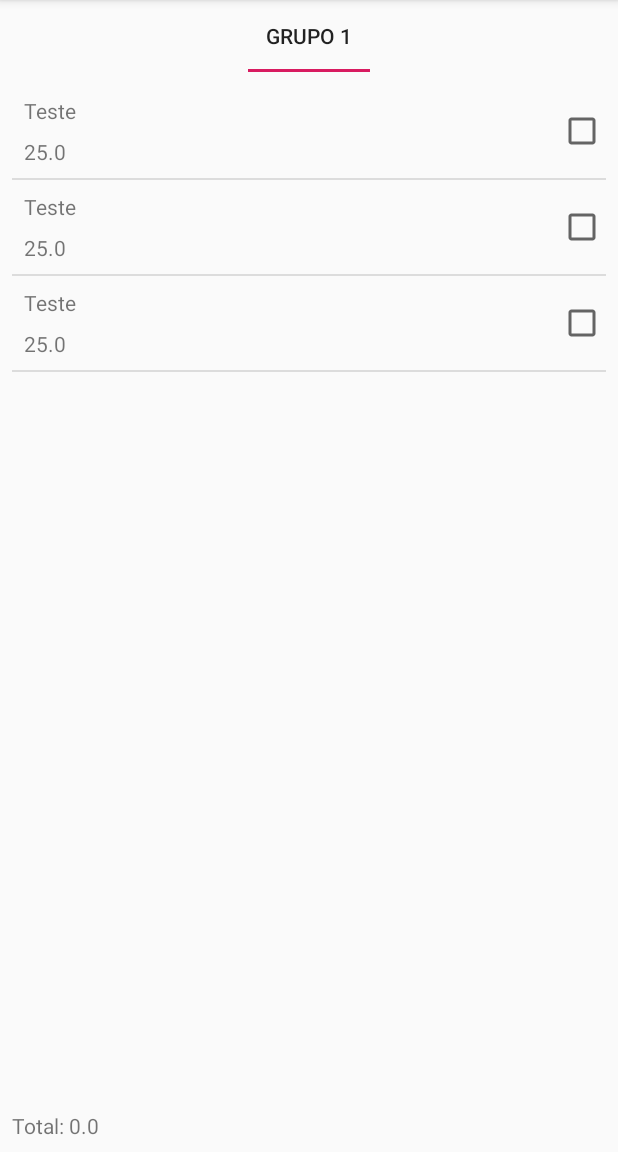
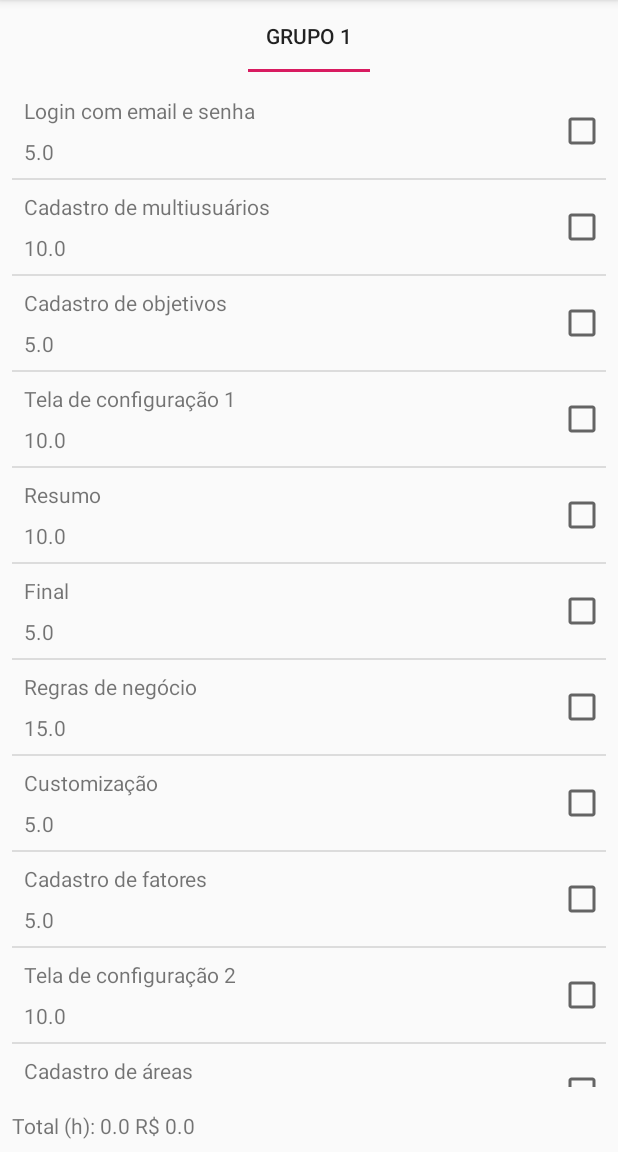
Before and after one commit to raphaelframos/freela, an Android app: the NewFreelaActivity screen opened directly, with no data from a screen before it, on a phone screen of 412 x 824 dp, the part 84-1236 px from its top. Run offline under Robolectric (Android 15) with nearby library versions, the phone set to English and light mode, and no system bars; our stand-ins replace Room's generated code.

Commit message:
incluindo firebase no projeto

```diff
--- a/app/build.gradle
+++ b/app/build.gradle
@@ -2,6 +2,7 @@ apply plugin: 'com.android.application'
 apply plugin: 'kotlin-kapt'
 apply plugin: 'kotlin-android'
 apply plugin: 'kotlin-android-extensions'
+apply plugin: 'com.google.gms.google-services'
 
 android {
     compileSdkVersion 28
@@ -46,5 +47,8 @@ dependencies {
     implementation 'androidx.navigation:navigation-fragment-ktx:2.1.0'
     implementation 'androidx.navigation:navigation-ui-ktx:2.1.0'
     implementation "androidx.room:room-runtime:$room_version"
+    implementation 'com.google.firebase:firebase-firestore:21.1.1'
+    implementation 'com.google.firebase:firebase-auth:19.0.0'
+    implementation 'com.google.android.gms:play-services-auth:17.0.0'
     kapt "android.arch.persistence.room:compiler:$room_version"
 }
--- a/app/src/main/java/com/powellapps/freela/MainActivity.kt
+++ b/app/src/main/java/com/powellapps/freela/MainActivity.kt
@@ -25,6 +25,6 @@ class MainActivity : AppCompatActivity() {
         setupActionBarWithNavController(navController, appBarConfiguration)
         navView.setupWithNavController(navController)
 
-        startActivity(Intent(this, NewFunctionalityActivity::class.java))
+        //startActivity(Intent(this, NewFreelaActivity::class.java))
     }
 }
--- a/app/src/main/java/com/powellapps/freela/NewFreelaActivity.kt
+++ b/app/src/main/java/com/powellapps/freela/NewFreelaActivity.kt
@@ -21,11 +21,48 @@ class NewFreelaActivity : AppCompatActivity(), FunctionalityAdapter.ActiveFuncti
         list.layoutManager = LinearLayoutManager(this)
         list.adapter = adapter
         list.addItemDecoration(DividerItemDecoration(this, DividerItemDecoration.VERTICAL))
-        val f = Functionality("Teste", 25.0)
+
         var functions = ArrayList<Functionality>()
+        /*
+        val f = Functionality("Login com email e senha", 1.0)
+        val f1 = Functionality("Tela de configuração", 10.0)
+        val f2 = Functionality("Tela de configuração 2", 10.0)
+        val f3 = Functionality("Tela de configuração 3", 10.0)
+        val f4 = Functionality("Resumo", 5.0)
+        val f5 = Functionality("Final", 5.0)
+        val f6 = Functionality("Regras de negócio", 10.0)
+        val f7 = Functionality("Customização", 5.0)
+
+        */
+        val f = Functionality("Login com email e senha", 5.0)
+        val f1 = Functionality("Cadastro de multiusuários", 10.0)
+        val f2 = Functionality("Cadastro de objetivos", 5.0)
+        val f3 = Functionality("Tela de configuração 1", 10.0)
+        val f8 = Functionality("Cadastro de fatores", 5.0)
+        val f9 = Functionality("Tela de configuração 2", 10.0)
+        val f10 = Functionality("Cadastro de áreas", 5.0)
+        val f12 = Functionality("Tela de configuração 3", 10.0)
+        val f11 = Functionality("Cadastro de donos do risco", 5.0)
+        val f4 = Functionality("Resumo", 10.0)
+        val f5 = Functionality("Final", 5.0)
+        val f6 = Functionality("Regras de negócio", 15.0)
+        val f7 = Functionality("Customização", 5.0)
+
         functions.add(f)
-        functions.add(f)
-        functions.add(f)
+        functions.add(f1)
+        functions.add(f2)
+        functions.add(f3)
+        functions.add(f4)
+        functions.add(f5)
+        functions.add(f6)
+        functions.add(f7)
+        functions.add(f8)
+        functions.add(f9)
+        functions.add(f10)
+        functions.add(f11)
+        functions.add(f12)
+
+
         adapter.update(functions)
         adapter.callbackActive = this
         showSum()
@@ -42,6 +79,6 @@ class NewFreelaActivity : AppCompatActivity(), FunctionalityAdapter.ActiveFuncti
     }
 
     private fun showSum() {
-        textView_sum.text = "Total: " + sum
+        textView_sum.text = "Total (h): " + sum + " R$ " + (sum*150)
     }
 }
--- a/build.gradle
+++ b/build.gradle
@@ -11,6 +11,7 @@ buildscript {
     dependencies {
         classpath 'com.android.tools.build:gradle:3.5.0'
         classpath "org.jetbrains.kotlin:kotlin-gradle-plugin:$kotlin_version"
+        classpath 'com.google.gms:google-services:4.2.0'
         // NOTE: Do not place your application dependencies here; they belong
         // in the individual module build.gradle files
     }
```
Also changed, not shown: app/src/main/java/com/powellapps/freela/NewFunctionalityActivity.kt (+1 -7 lines), app/src/main/java/com/powellapps/freela/model/Group.kt (added, +11 -0 lines), app/src/main/res/layout/activity_new_functionality.xml (+0 -20 lines), 1 other file.
